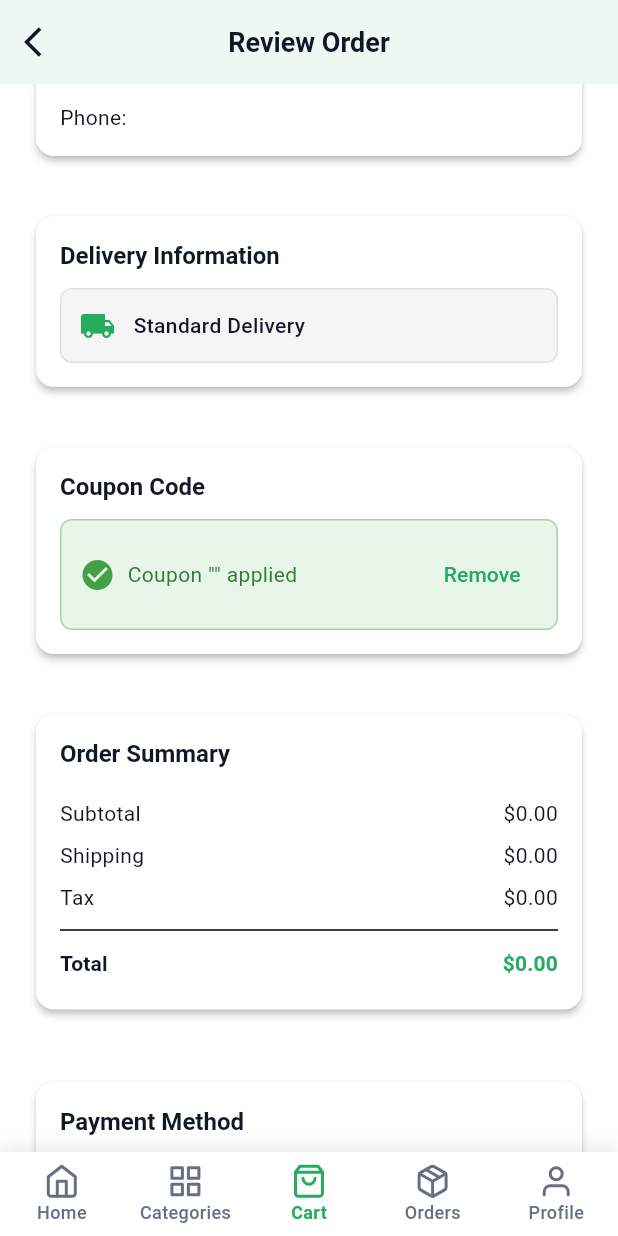
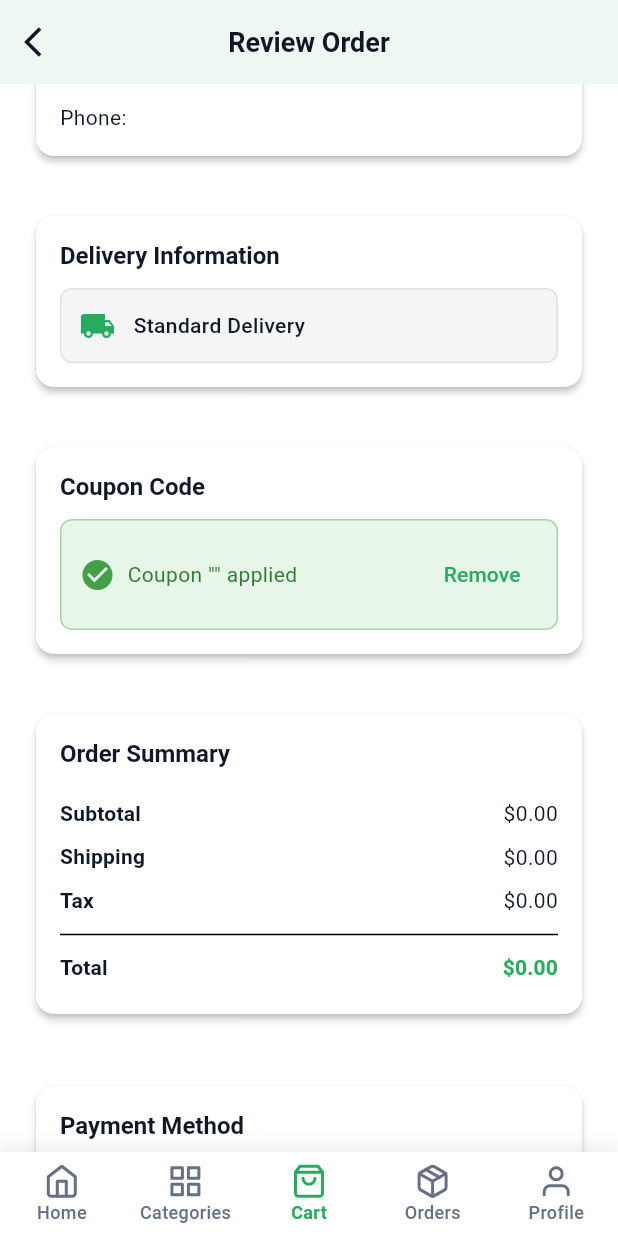
Before and after one commit to Redhorse7422/rikhh-app, a Flutter app: the CheckoutReviewScreen screen opened directly with empty values, scrolled down 576 dp, on a phone screen of 412 x 824 dp. Run offline on Flutter 3.47's test engine with Material 3 defaults, Android fonts, the phone set to English and light mode, and no system bars; our stand-ins replace bloc, cached_network_image, dio, equatable, flutter_bloc, flutter_cache_manager and 7 more; accounts and stored records are empty; generated files the repository leaves out were written again; network calls fail; Roboto replaces fonts that are missing (SF Pro Text).

Commit message:
FIxed checkout screens issue

```diff
--- a/lib/features/checkout/screens/checkout_review_screen.dart
+++ b/lib/features/checkout/screens/checkout_review_screen.dart
@@ -1,5 +1,6 @@
 import 'package:flutter/material.dart';
 import 'package:flutter_bloc/flutter_bloc.dart';
+import 'package:rikhh_app/core/theme/app_colors.dart';
 import 'package:rikhh_app/features/checkout/bloc/checkout_state.dart';
 import '../../../shared/components/checkout_scaffold.dart';
 import '../../../shared/components/optimized_image.dart';
@@ -42,10 +43,12 @@ class _CheckoutReviewScreenState extends State<CheckoutReviewScreen> {
       }
 
       // Check if any items are missing images and fetch from cart
-      final hasMissingImages = session.items.any((item) =>
-          item.imageUrl == null ||
-          item.imageUrl!.isEmpty ||
-          item.imageUrl!.contains('unsplash.com'));
+      final hasMissingImages = session.items.any(
+        (item) =>
+            item.imageUrl == null ||
+            item.imageUrl!.isEmpty ||
+            item.imageUrl!.contains('unsplash.com'),
+      );
 
       if (hasMissingImages) {
         context.read<CheckoutCubit>().fetchImagesFromCart(widget.userData);
@@ -94,7 +97,6 @@ class _CheckoutReviewScreenState extends State<CheckoutReviewScreen> {
         },
         builder: (context, state) {
           final session = state.checkoutSession ?? widget.checkoutSession;
-
 
           // Show loading indicator for operations in progress
           if (state.isOperationInProgress) {
@@ -303,9 +305,10 @@ class _CheckoutReviewScreenState extends State<CheckoutReviewScreen> {
           children: [
             Text(
               'Delivery Information',
-              style: Theme.of(
-                context,
-              ).textTheme.titleLarge?.copyWith(fontWeight: FontWeight.bold),
+              style: Theme.of(context).textTheme.titleLarge?.copyWith(
+                fontWeight: FontWeight.bold,
+                color: AppColors.heading,
+              ),
             ),
             const SizedBox(height: 12),
             Container(
@@ -317,10 +320,7 @@ class _CheckoutReviewScreenState extends State<CheckoutReviewScreen> {
               ),
               child: Row(
                 children: [
-                  Icon(
-                    Icons.local_shipping,
-                    color: Theme.of(context).primaryColor,
-                  ),
+                  Icon(Icons.local_shipping, color: AppColors.primary),
                   const SizedBox(width: 12),
                   Expanded(
                     child: Column(
@@ -328,7 +328,10 @@ class _CheckoutReviewScreenState extends State<CheckoutReviewScreen> {
                       children: [
                         Text(
                           'Standard Delivery',
-                          style: const TextStyle(fontWeight: FontWeight.w500),
+                          style: const TextStyle(
+                            fontWeight: FontWeight.w500,
+                            color: AppColors.heading,
+                          ),
                         ),
                         // Text(
                         //   'Free delivery',
@@ -355,9 +358,10 @@ class _CheckoutReviewScreenState extends State<CheckoutReviewScreen> {
           children: [
             Text(
               'Coupon Code',
-              style: Theme.of(
-                context,
-              ).textTheme.titleLarge?.copyWith(fontWeight: FontWeight.bold),
+              style: Theme.of(context).textTheme.titleLarge?.copyWith(
+                fontWeight: FontWeight.bold,
+                color: AppColors.heading,
+              ),
             ),
             const SizedBox(height: 12),
             if (session.couponCode != null) ...[
@@ -420,9 +424,10 @@ class _CheckoutReviewScreenState extends State<CheckoutReviewScreen> {
           children: [
             Text(
               'Order Summary',
-              style: Theme.of(
-                context,
-              ).textTheme.titleLarge?.copyWith(fontWeight: FontWeight.bold),
+              style: Theme.of(context).textTheme.titleLarge?.copyWith(
+                fontWeight: FontWeight.bold,
+                color: AppColors.heading,
+              ),
             ),
             const SizedBox(height: 16),
             _buildSummaryRow('Subtotal', session.summary.subtotal),
@@ -456,17 +461,21 @@ class _CheckoutReviewScreenState extends State<CheckoutReviewScreen> {
           Text(
             label,
             style: isTotal
-                ? Theme.of(
-                    context,
-                  ).textTheme.titleMedium?.copyWith(fontWeight: FontWeight.bold)
-                : null,
+                ? Theme.of(context).textTheme.titleMedium?.copyWith(
+                    fontWeight: FontWeight.bold,
+                    color: AppColors.heading,
+                  )
+                : Theme.of(context).textTheme.titleMedium?.copyWith(
+                    fontWeight: FontWeight.bold,
+                    color: AppColors.heading,
+                  ),
           ),
           Text(
             '${isDiscount ? '-' : ''}\$${amount.toStringAsFixed(2)}',
             style: isTotal
                 ? Theme.of(context).textTheme.titleMedium?.copyWith(
                     fontWeight: FontWeight.bold,
-                    color: Theme.of(context).primaryColor,
+                    color: AppColors.primary,
                   )
                 : isDiscount
                 ? const TextStyle(color: Colors.green)
@@ -486,9 +495,10 @@ class _CheckoutReviewScreenState extends State<CheckoutReviewScreen> {
           children: [
             Text(
               'Payment Method',
-              style: Theme.of(
-                context,
-              ).textTheme.titleLarge?.copyWith(fontWeight: FontWeight.bold),
+              style: Theme.of(context).textTheme.titleLarge?.copyWith(
+                fontWeight: FontWeight.bold,
+                color: AppColors.heading,
+              ),
             ),
             const SizedBox(height: 12),
             Container(
@@ -500,7 +510,7 @@ class _CheckoutReviewScreenState extends State<CheckoutReviewScreen> {
               ),
               child: Row(
                 children: [
-                  Icon(Icons.money, color: Theme.of(context).primaryColor),
+                  Icon(Icons.money, color: AppColors.primary),
                   const SizedBox(width: 12),
                   Expanded(
                     child: Column(
@@ -508,7 +518,10 @@ class _CheckoutReviewScreenState extends State<CheckoutReviewScreen> {
                       children: [
                         Text(
                           'Cash on Delivery',
-                          style: const TextStyle(fontWeight: FontWeight.w500),
+                          style: const TextStyle(
+                            fontWeight: FontWeight.w500,
+                            color: AppColors.heading,
+                          ),
                         ),
                         Text(
                           'Pay when your order arrives',
@@ -571,7 +584,6 @@ class _OrderItemWidget extends StatelessWidget {
 
   @override
   Widget build(BuildContext context) {
-
     return Padding(
       padding: const EdgeInsets.only(bottom: 12),
       child: Row(
--- a/lib/shared/components/checkout_scaffold.dart
+++ b/lib/shared/components/checkout_scaffold.dart
@@ -25,7 +25,7 @@ class CheckoutScaffold extends StatelessWidget {
     return Scaffold(
       appBar: AppBar(
         title: Text(title),
-        backgroundColor: Colors.transparent,
+        backgroundColor: Colors.white,
         elevation: 0,
         leading: showBackButton
             ? IconButton(
@@ -80,15 +80,20 @@ class CheckoutScaffold extends StatelessWidget {
           BottomNavigationBarItem(
             icon: BlocConsumer<CartCubit, CartState>(
               listener: (context, state) {
-                AppLogger.checkout('🛒 CheckoutScaffold: Cart state changed - status: ${state.status}, itemCount: ${state.summary?.itemsCount ?? state.items.fold<int>(0, (sum, item) => sum + item.quantity)}');
+                AppLogger.checkout(
+                  '🛒 CheckoutScaffold: Cart state changed - status: ${state.status}, itemCount: ${state.summary?.itemsCount ?? state.items.fold<int>(0, (sum, item) => sum + item.quantity)}',
+                );
               },
               builder: (context, state) {
-                final itemCount = state.summary?.itemsCount ??
+                final itemCount =
+                    state.summary?.itemsCount ??
                     state.items.fold<int>(
                       0,
                       (sum, item) => sum + item.quantity,
                     );
-                AppLogger.checkout('🛒 CheckoutScaffold: BlocBuilder rebuilding - itemCount: $itemCount, status: ${state.status}');
+                AppLogger.checkout(
+                  '🛒 CheckoutScaffold: BlocBuilder rebuilding - itemCount: $itemCount, status: ${state.status}',
+                );
                 return Stack(
                   children: [
                     const Icon(Feather.shopping_bag),
```
Also changed, not shown: lib/features/checkout/models/checkout_models.dart (+57 -10 lines), lib/features/checkout/screens/checkout_payment_screen.dart (+3 -5 lines), lib/features/checkout/screens/checkout_screen.dart (+78 -32 lines), lib/features/checkout/screens/order_confirmation_screen.dart (+37 -9 lines), lib/features/checkout/services/checkout_api_service.dart (+6 -13 lines).
